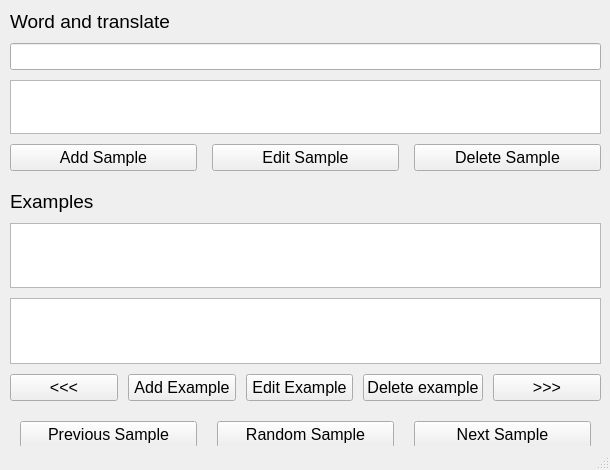
Qt form utils/ui/MainWindow.ui (Enot3811/eng_app_study_proj) before a commit.
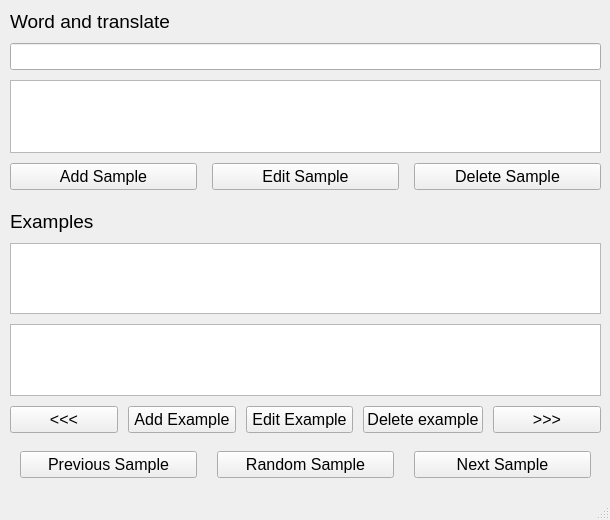
The same form after that commit.

What changed in the file:
```diff
--- a/utils/ui/MainWindow.ui
+++ b/utils/ui/MainWindow.ui
@@ -7,7 +7,7 @@
     <x>0</x>
     <y>0</y>
     <width>610</width>
-    <height>470</height>
+    <height>520</height>
    </rect>
   </property>
   <property name="sizePolicy">
@@ -31,7 +31,7 @@
       <x>10</x>
       <y>10</y>
       <width>591</width>
-      <height>161</height>
+      <height>180</height>
      </rect>
     </property>
     <layout class="QVBoxLayout" name="wordVerticalLayout">
@@ -107,9 +107,9 @@
     <property name="geometry">
      <rect>
       <x>10</x>
-      <y>190</y>
+      <y>210</y>
       <width>591</width>
-      <height>211</height>
+      <height>223</height>
      </rect>
     </property>
     <layout class="QVBoxLayout" name="examplesVerticalLayout">
@@ -142,7 +142,7 @@
       </widget>
      </item>
      <item>
-      <widget class="QPlainTextEdit" name="plainTextEdit">
+      <widget class="QTextEdit" name="rusExampleTextEdit">
        <property name="enabled">
         <bool>true</bool>
        </property>
@@ -202,7 +202,7 @@
     <property name="geometry">
      <rect>
       <x>10</x>
-      <y>420</y>
+      <y>450</y>
       <width>591</width>
       <height>29</height>
      </rect>
```
Left out of the diff: 2 changed lines with no effect on the pictures.
